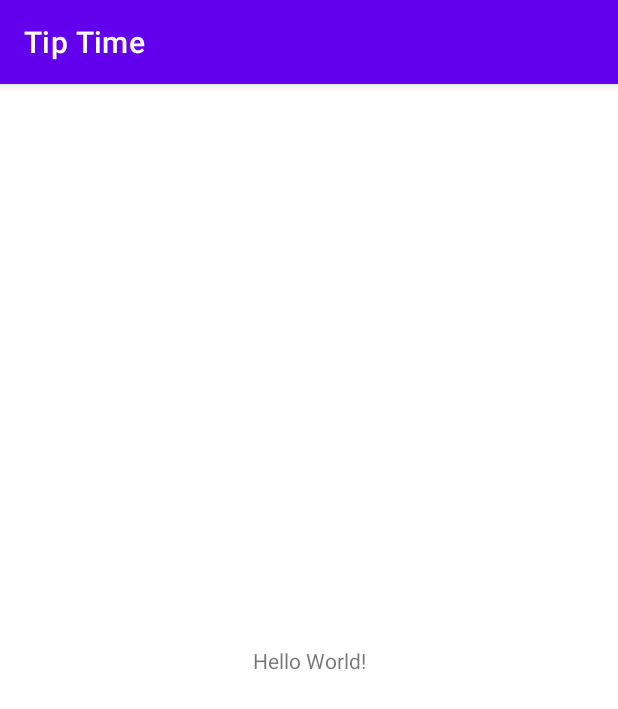
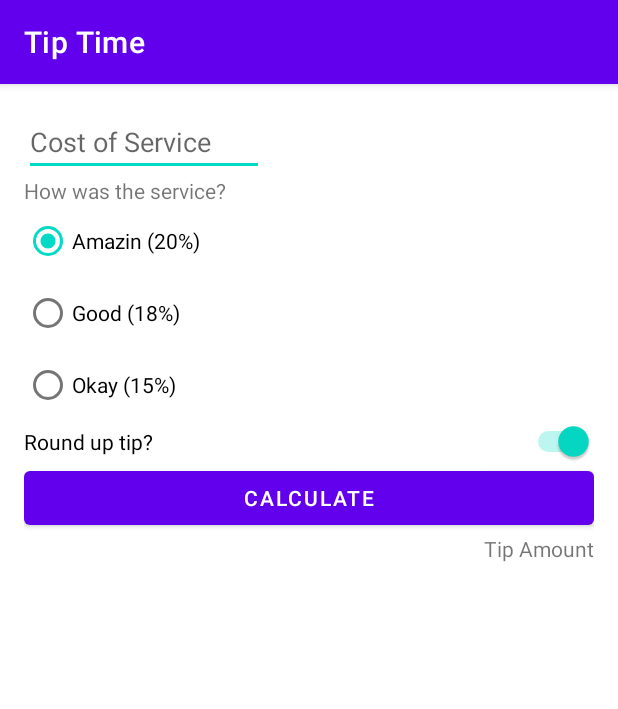
Before and after one commit to Gil-Campos/Android-Basics-in-Kotlin, an Android app: the screen it shows after launch (MainActivity), on a phone screen of 412 x 824 dp. Shown: the top 709 px of the screen. Run offline under Robolectric (Android 15) with nearby library versions, the phone set to English and light mode, and no system bars.

Commit message:
Finish the layout fot the tip calculator it has no logic

```diff
--- a/Unit-2/Tip-Time/app/src/main/res/layout/activity_main.xml
+++ b/Unit-2/Tip-Time/app/src/main/res/layout/activity_main.xml
@@ -4,15 +4,80 @@
     xmlns:tools="http://schemas.android.com/tools"
     android:layout_width="match_parent"
     android:layout_height="match_parent"
+    android:padding="16dp"
     tools:context=".MainActivity">
 
+    <EditText
+        android:id="@+id/cost_of_service"
+        android:layout_width="160dp"
+        android:layout_height="wrap_content"
+        android:hint="@string/cost_of_service"
+        android:inputType="numberDecimal"
+        app:layout_constraintStart_toStartOf="parent"
+        app:layout_constraintTop_toTopOf="parent"
+        android:importantForAutofill="no" />
+
     <TextView
+        android:id="@+id/service_question"
         android:layout_width="wrap_content"
         android:layout_height="wrap_content"
-        android:text="Hello World!"
-        app:layout_constraintBottom_toBottomOf="parent"
+        android:text="@string/how_was_the_service"
+        app:layout_constraintStart_toStartOf="parent"
+        app:layout_constraintTop_toBottomOf="@id/cost_of_service" />
+
+    <RadioGroup
+        android:id="@+id/tip_options"
+        android:layout_width="wrap_content"
+        android:layout_height="wrap_content"
+        android:checkedButton="@id/option_twenty_percent"
+        android:orientation="vertical"
+        app:layout_constraintStart_toStartOf="parent"
+        app:layout_constraintTop_toBottomOf="@id/service_question">
+
+        <RadioButton
+            android:id="@+id/option_twenty_percent"
+            android:layout_width="wrap_content"
+            android:layout_height="wrap_content"
+            android:text="@string/amazin_service" />
+
+        <RadioButton
+            android:id="@+id/option_eighteen_percent"
+            android:layout_width="wrap_content"
+            android:layout_height="wrap_content"
+            android:text="@string/good_service" />
+
+        <RadioButton
+            android:id="@+id/option_fifteen_percent"
+            android:layout_width="wrap_content"
+            android:layout_height="wrap_content"
+            android:text="@string/okay_service" />
+
+    </RadioGroup>
+
+    <Switch
+        android:id="@+id/round_up_switch"
+        android:layout_width="0dp"
+        android:layout_height="wrap_content"
+        android:checked="true"
+        android:text="@string/round_up_tip"
+        app:layout_constraintEnd_toEndOf="parent"
+        app:layout_constraintStart_toStartOf="@id/tip_options"
+        app:layout_constraintTop_toBottomOf="@id/tip_options" />
+
+    <Button
+        android:id="@+id/calculate_button"
+        android:layout_width="0dp"
+        android:layout_height="wrap_content"
+        android:text="@string/calculate"
         app:layout_constraintEnd_toEndOf="parent"
         app:layout_constraintStart_toStartOf="parent"
-        app:layout_constraintTop_toTopOf="parent" />
+        app:layout_constraintTop_toBottomOf="@id/round_up_switch" />
 
+    <TextView
+        android:id="@+id/tip_result"
+        android:layout_width="wrap_content"
+        android:layout_height="wrap_content"
+        android:text="@string/tip_amount"
+        app:layout_constraintEnd_toEndOf="parent"
+        app:layout_constraintTop_toBottomOf="@id/calculate_button" />
 </androidx.constraintlayout.widget.ConstraintLayout>
--- a/Unit-2/Tip-Time/app/src/main/res/values/strings.xml
+++ b/Unit-2/Tip-Time/app/src/main/res/values/strings.xml
@@ -1,3 +1,11 @@
 <resources>
     <string name="app_name">Tip Time</string>
+    <string name="cost_of_service">Cost of Service</string>
+    <string name="how_was_the_service">How was the service?</string>
+    <string name="amazin_service">Amazin (20%)</string>
+    <string name="good_service">Good (18%)</string>
+    <string name="okay_service">Okay (15%)</string>
+    <string name="round_up_tip">Round up tip?</string>
+    <string name="calculate">Calculate</string>
+    <string name="tip_amount">Tip Amount</string>
 </resources>
```
